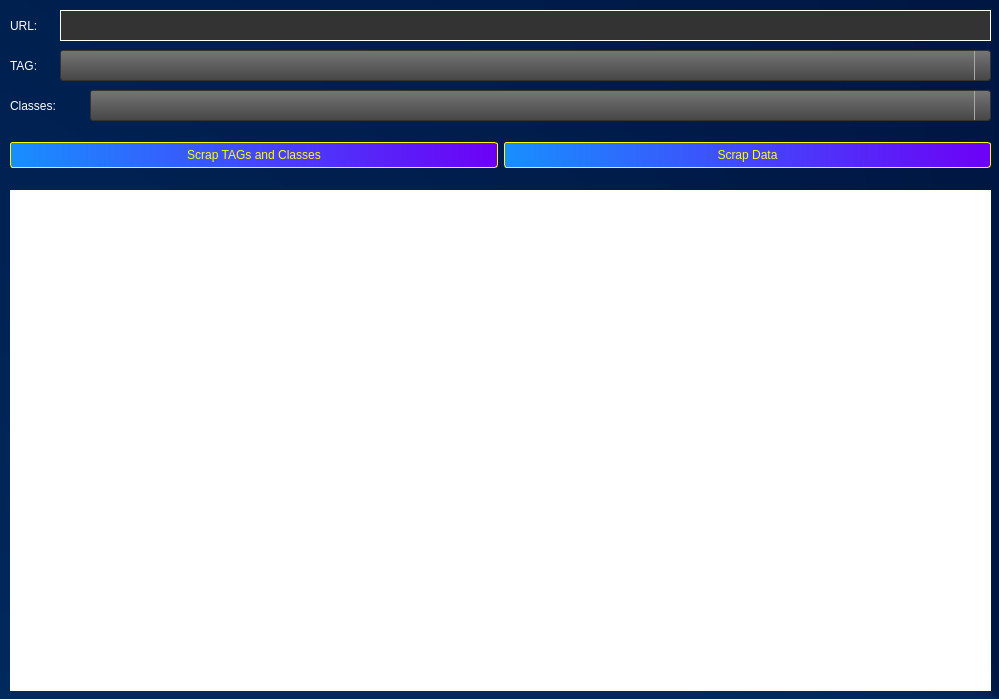
This is UI/main_window.ui in LucasRibeiroRJBR/Web_Scrapping_HUB as Qt 5 draws it before an edit. The edited form follows.
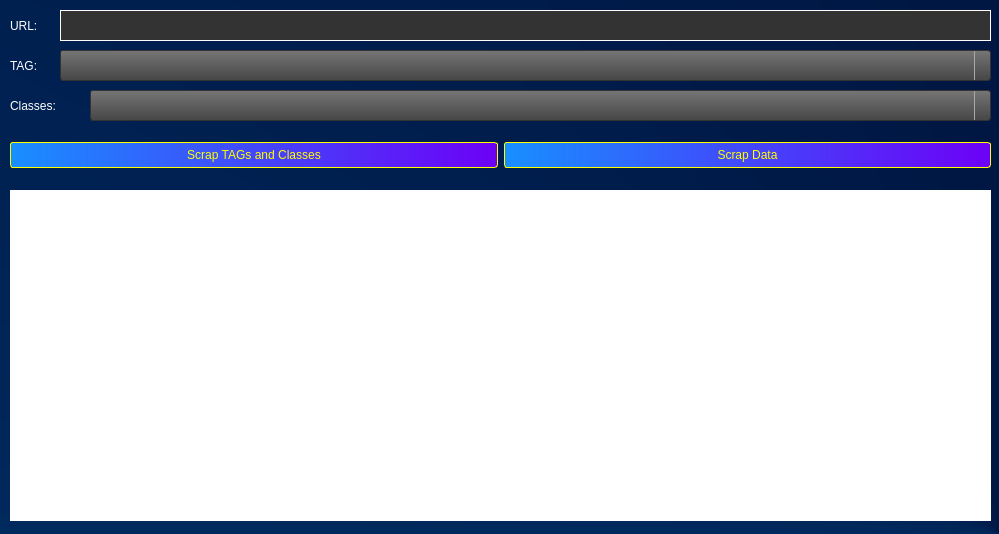
This is the edited form. Icons and pictures are not drawn.

Commit message: Window size

The edit to the form file:
```diff
--- a/UI/main_window.ui
+++ b/UI/main_window.ui
@@ -7,7 +7,7 @@
     <x>0</x>
     <y>0</y>
     <width>999</width>
-    <height>699</height>
+    <height>534</height>
    </rect>
   </property>
   <property name="windowTitle">
@@ -233,7 +233,7 @@
       <x>10</x>
       <y>190</y>
       <width>981</width>
-      <height>501</height>
+      <height>331</height>
      </rect>
     </property>
     <property name="styleSheet">
```
The commit also changes 2 other files.
